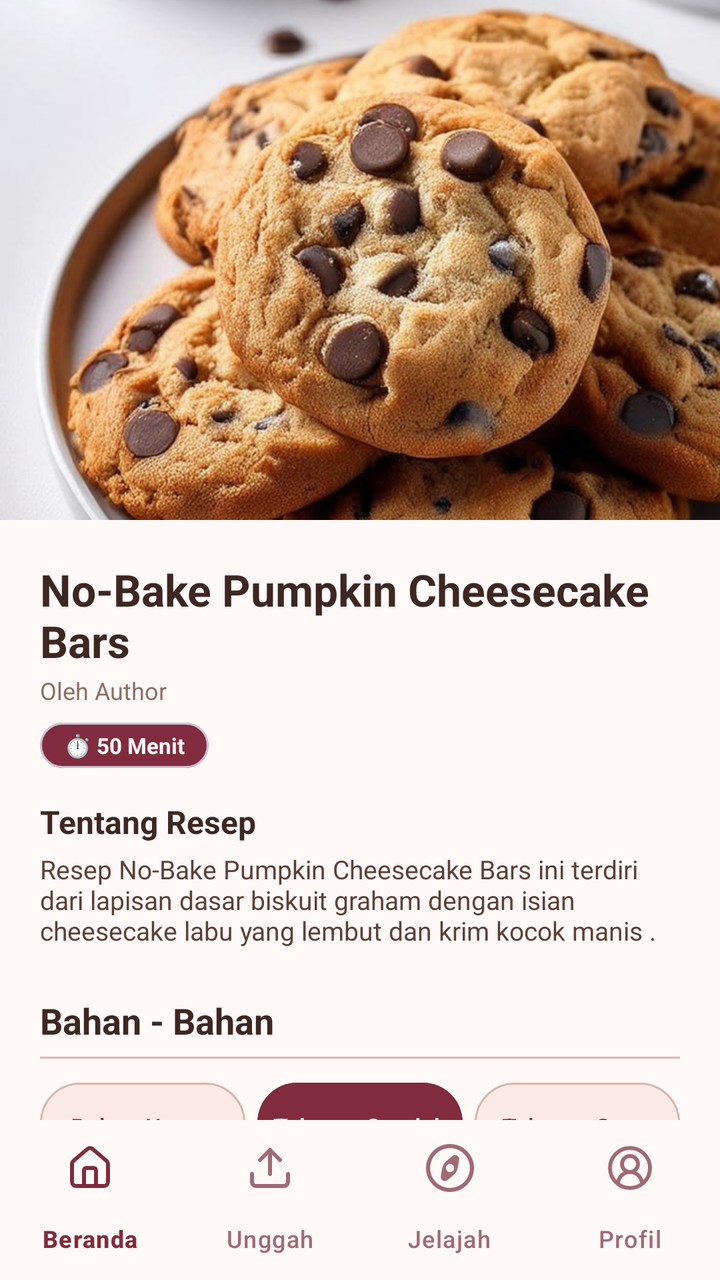
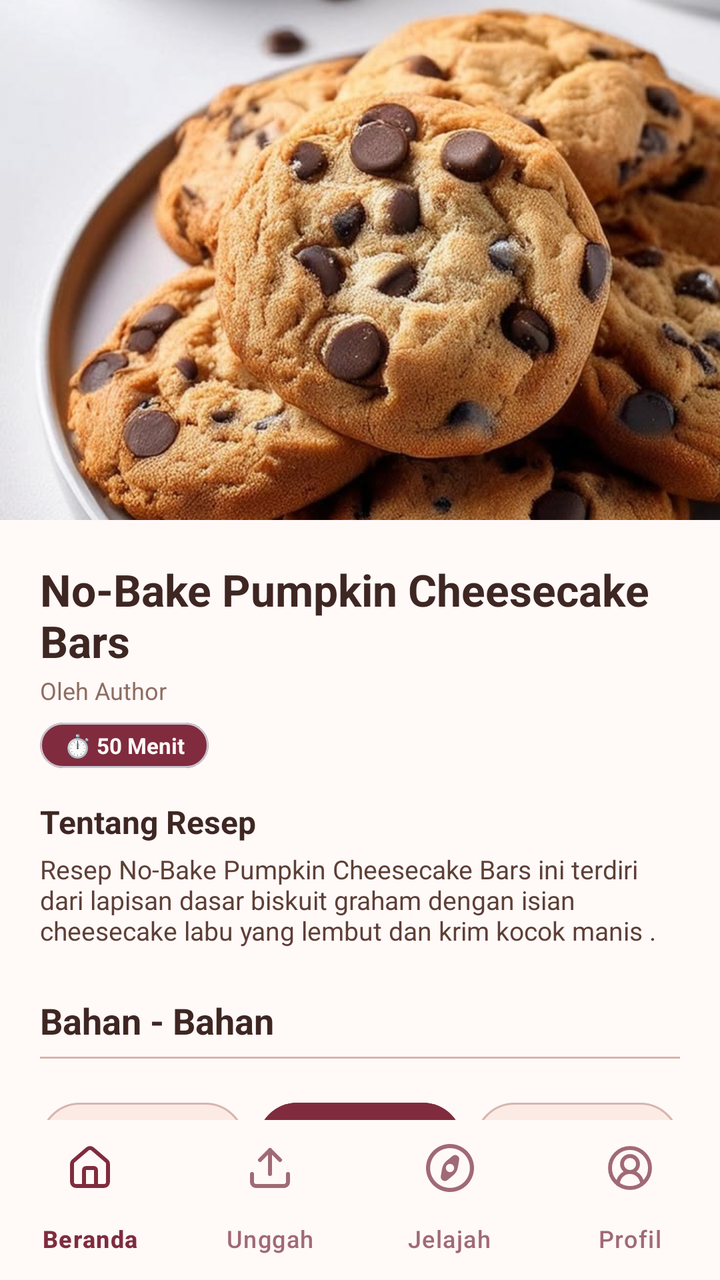

An Android layout rendered at two revisions. The XML below is the earlier revision; the diff shows what the commit changed to produce the second picture.
<!-- AndroidManifest.xml: application theme Theme.Bakerys -->
<!-- res/layout/activity_detail_resep.xml -->
<?xml version="1.0" encoding="utf-8"?>
<RelativeLayout
    xmlns:android="http://schemas.android.com/apk/res/android"
    xmlns:app="http://schemas.android.com/apk/res-auto"
    android:layout_width="match_parent"
    android:layout_height="match_parent"
    android:background="#FFF9F8">

    
    <androidx.core.widget.NestedScrollView
        android:layout_width="match_parent"
        android:layout_height="match_parent"
        android:layout_above="@id/bottom_nav_main"
        android:fillViewport="true">

        <LinearLayout
            android:layout_width="match_parent"
            android:layout_height="wrap_content"
            android:orientation="vertical">

            
            <ImageView
                android:id="@+id/ivDetailThumb"
                android:layout_width="match_parent"
                android:layout_height="260dp"
                android:scaleType="centerCrop"
                android:src="@drawable/cookies"
                android:contentDescription="Thumbnail Resep" />

            
            <LinearLayout
                android:layout_width="match_parent"
                android:layout_height="wrap_content"
                android:orientation="vertical"
                android:padding="20dp">

                <TextView
                    android:id="@+id/tvDetailTitle"
                    android:layout_width="match_parent"
                    android:layout_height="wrap_content"
                    android:text="No-Bake Pumpkin Cheesecake Bars"
                    android:textColor="#3E2723"
                    android:textSize="22sp"
                    android:textStyle="bold" />

                <TextView
                    android:id="@+id/tvAuthor"
                    android:layout_width="wrap_content"
                    android:layout_height="wrap_content"
                    android:layout_marginTop="2dp"
                    android:text="Oleh Author"
                    android:textColor="#8D6E63"
                    android:textSize="12sp" />

                <com.google.android.material.card.MaterialCardView
                    android:layout_width="wrap_content"
                    android:layout_height="wrap_content"
                    android:layout_marginTop="8dp"
                    app:cardBackgroundColor="#802C3E"
                    app:cardCornerRadius="12dp"
                    app:cardElevation="0dp">

                    <TextView
                        android:id="@+id/tvWaktuMemasak"
                        android:layout_width="wrap_content"
                        android:layout_height="wrap_content"
                        android:paddingHorizontal="12dp"
                        android:paddingVertical="4dp"
                        android:text="⏱️ 50 Menit"
                        android:textColor="#FFF9F8"
                        android:textSize="11sp"
                        android:textStyle="bold" />
                </com.google.android.material.card.MaterialCardView>

                <TextView
                    android:layout_width="wrap_content"
                    android:layout_height="wrap_content"
                    android:layout_marginTop="16dp"
                    android:text="Tentang Resep"
                    android:textColor="#3E2723"
                    android:textSize="16sp"
                    android:textStyle="bold" />

                <TextView
                    android:id="@+id/tvTentangResep"
                    android:layout_width="match_parent"
                    android:layout_height="wrap_content"
                    android:layout_marginTop="4dp"
                    android:text="Resep No-Bake Pumpkin Cheesecake Bars ini terdiri dari lapisan dasar biskuit graham dengan isian cheesecake labu yang lembut dan krim kocok manis ."
                    android:textColor="#5D4037"
                    android:textSize="13sp" />

                <TextView
                    android:layout_width="wrap_content"
                    android:layout_height="wrap_content"
                    android:layout_marginTop="24dp"
                    android:text="Bahan - Bahan"
                    android:textColor="#3E2723"
                    android:textSize="18sp"
                    android:textStyle="bold" />

                <View
                    android:layout_width="match_parent"
                    android:layout_height="1dp"
                    android:layout_marginTop="6dp"
                    android:layout_marginBottom="12dp"
                    android:background="#D7B5AE" />

                
                <LinearLayout
                    android:layout_width="match_parent"
                    android:layout_height="wrap_content"
                    android:orientation="horizontal"
                    android:layout_marginBottom="12dp">

                    <com.google.android.material.button.MaterialButton
                        android:id="@+id/btnTabBahanUtama"
                        android:layout_width="0dp"
                        android:layout_height="44dp"
                        android:layout_weight="1"
                        android:layout_marginEnd="4dp"
                        android:backgroundTint="#FCEBE5"
                        android:insetLeft="0dp"
                        android:insetRight="0dp"
                        android:insetTop="0dp"
                        android:insetBottom="0dp"
                        android:paddingHorizontal="2dp"
                        android:text="Bahan Utama"
                        android:textAllCaps="false"
                        android:textColor="#802C3E"
                        android:textSize="12sp"
                        app:cornerRadius="20dp"
                        app:strokeColor="#D7B5AE"
                        app:strokeWidth="1dp" />

                    <com.google.android.material.button.MaterialButton
                        android:id="@+id/btnTabTakaranSendok"
                        android:layout_width="0dp"
                        android:layout_height="44dp"
                        android:layout_weight="1"
                        android:layout_marginHorizontal="2dp"
                        android:backgroundTint="#802C3E"
                        android:insetLeft="0dp"
                        android:insetRight="0dp"
                        android:insetTop="0dp"
                        android:insetBottom="0dp"
                        android:paddingHorizontal="2dp"
                        android:text="Takaran Sendok"
                        android:textAllCaps="false"
                        android:textColor="#FFF9F8"
                        android:textSize="12sp"
                        app:cornerRadius="20dp" />

                    <com.google.android.material.button.MaterialButton
                        android:id="@+id/btnTabTakaranGram"
                        android:layout_width="0dp"
                        android:layout_height="44dp"
                        android:layout_weight="1"
                        android:layout_marginStart="4dp"
                        android:backgroundTint="#FCEBE5"
                        android:insetLeft="0dp"
                        android:insetRight="0dp"
                        android:insetTop="0dp"
                        android:insetBottom="0dp"
                        android:paddingHorizontal="2dp"
                        android:text="Takaran Gram"
                        android:textAllCaps="false"
                        android:textColor="#802C3E"
                        android:textSize="12sp"
                        app:cornerRadius="20dp"
                        app:strokeColor="#D7B5AE"
                        app:strokeWidth="1dp" />
                </LinearLayout>

                <com.google.android.material.card.MaterialCardView
                    android:layout_width="match_parent"
                    android:layout_height="wrap_content"
                    android:layout_marginBottom="16dp"
                    app:cardBackgroundColor="#FCEBE5"
                    app:cardCornerRadius="16dp"
                    app:cardElevation="0dp"
                    app:strokeColor="#D7B5AE"
                    app:strokeWidth="1dp">

                    <LinearLayout
                        android:layout_width="match_parent"
                        android:layout_height="wrap_content"
                        android:orientation="horizontal"
                        android:padding="16dp">

                        <TextView
                            android:id="@+id/tvBahanKiri"
                            android:layout_width="0dp"
                            android:layout_height="wrap_content"
                            android:layout_weight="1"
                            android:lineSpacingExtra="4dp"
                            android:text="• 1 1/4 cangkir remahan biskuit graham\n• 1/3 cangkir mentega cair\n• 2 sendok makan gula pasir\n• 1 kaleng (15 ons) labu\n• 1 kemasan (8 ons) keju krim\n• 1 sendok makan gula merah"
                            android:textColor="#3E2723"
                            android:textSize="12sp" />

                        <TextView
                            android:id="@+id/tvBahanKanan"
                            android:layout_width="0dp"
                            android:layout_height="wrap_content"
                            android:layout_weight="1"
                            android:layout_marginStart="8dp"
                            android:lineSpacingExtra="4dp"
                            android:text="• 2 sendok teh bumbu pai labu\n• 8 ons cokelat putih\n• 3/4 cangkir krim kental\n• 1/4 cangkir gula halus\n• 1/2 sendok teh ekstrak vanila"
                            android:textColor="#3E2723"
                            android:textSize="12sp" />

                    </LinearLayout>
                </com.google.android.material.card.MaterialCardView>

                <com.google.android.material.card.MaterialCardView
                    android:layout_width="wrap_content"
                    android:layout_height="wrap_content"
                    android:layout_marginBottom="8dp"
                    app:cardBackgroundColor="#802C3E"
                    app:cardCornerRadius="10dp"
                    app:cardElevation="0dp">

                    <TextView
                        android:layout_width="wrap_content"
                        android:layout_height="wrap_content"
                        android:paddingHorizontal="10dp"
                        android:paddingVertical="4dp"
                        android:text="Bahan Pengganti"
                        android:textColor="#FFF9F8"
                        android:textSize="10sp"
                        android:textStyle="bold" />
                </com.google.android.material.card.MaterialCardView>

                <com.google.android.material.card.MaterialCardView
                    android:layout_width="match_parent"
                    android:layout_height="wrap_content"
                    android:minHeight="80dp"
                    app:cardBackgroundColor="#FCEBE5"
                    app:cardCornerRadius="16dp"
                    app:cardElevation="0dp"
                    app:strokeColor="#D7B5AE"
                    app:strokeWidth="1dp">

                    <TextView
                        android:id="@+id/tvBahanPengganti"
                        android:layout_width="match_parent"
                        android:layout_height="wrap_content"
                        android:padding="12dp"
                        android:text="• Mentega cair dapat diganti dengan minyak kelapa cair."
                        android:textColor="#3E2723"
                        android:textSize="12sp" />
                </com.google.android.material.card.MaterialCardView>

            </LinearLayout>

            
            <LinearLayout
                android:layout_width="match_parent"
                android:layout_height="wrap_content"
                android:background="#802C3E"
                android:orientation="vertical"
                android:padding="20dp"
                android:paddingBottom="24dp">

                
                <LinearLayout
                    android:layout_width="match_parent"
                    android:layout_height="wrap_content"
                    android:gravity="center_vertical"
                    android:orientation="horizontal"
                    android:layout_marginBottom="16dp">

                    <TextView
                        android:id="@+id/tvTitleAlarm"
                        android:layout_width="0dp"
                        android:layout_height="wrap_content"
                        android:layout_weight="1"
                        android:text="Alarm Pemanggangan"
                        android:textColor="#FFF9F8"
                        android:textSize="18sp"
                        android:textStyle="bold" />

                    <ImageView
                        android:id="@+id/btnSetAlarm"
                        android:layout_width="28dp"
                        android:layout_height="28dp"
                        android:background="?attr/selectableItemBackgroundBorderless"
                        android:clickable="true"
                        android:focusable="true"
                        android:src="@drawable/baseline_timer_24"
                        app:tint="#FFF9F8"
                        android:contentDescription="Timer" />
                </LinearLayout>

                <LinearLayout
                    android:layout_width="match_parent"
                    android:layout_height="wrap_content"
                    android:gravity="center_vertical"
                    android:orientation="horizontal"
                    android:layout_marginBottom="12dp">
                    <TextView android:layout_width="28dp" android:layout_height="28dp" android:background="@drawable/bg_circle_peach" android:gravity="center" android:text="1" android:textColor="#802C3E" android:textStyle="bold" android:textSize="13sp" />
                    <TextView android:id="@+id/tvLangkah1" android:layout_width="0dp" android:layout_height="wrap_content" android:minHeight="45dp" android:layout_weight="1" android:layout_marginStart="12dp" android:background="@drawable/bg_ffd2be_input" android:padding="12dp" android:gravity="center_vertical" android:textColor="#3E2723" android:textSize="12sp" />
                </LinearLayout>

                <LinearLayout
                    android:layout_width="match_parent"
                    android:layout_height="wrap_content"
                    android:gravity="center_vertical"
                    android:orientation="horizontal"
                    android:layout_marginBottom="12dp">
                    <TextView android:layout_width="28dp" android:layout_height="28dp" android:background="@drawable/bg_circle_peach" android:gravity="center" android:text="2" android:textColor="#802C3E" android:textStyle="bold" android:textSize="13sp" />
                    <TextView android:id="@+id/tvLangkah2" android:layout_width="0dp" android:layout_height="wrap_content" android:minHeight="45dp" android:layout_weight="1" android:layout_marginStart="12dp" android:background="@drawable/bg_ffd2be_input" android:padding="12dp" android:gravity="center_vertical" android:textColor="#3E2723" android:textSize="12sp" />
                </LinearLayout>

                <LinearLayout
                    android:layout_width="match_parent"
                    android:layout_height="wrap_content"
                    android:gravity="center_vertical"
                    android:orientation="horizontal"
                    android:layout_marginBottom="12dp">
                    <TextView android:layout_width="28dp" android:layout_height="28dp" android:background="@drawable/bg_circle_peach" android:gravity="center" android:text="3" android:textColor="#802C3E" android:textStyle="bold" android:textSize="13sp" />
                    <TextView android:id="@+id/tvLangkah3" android:layout_width="0dp" android:layout_height="wrap_content" android:minHeight="45dp" android:layout_weight="1" android:layout_marginStart="12dp" android:background="@drawable/bg_ffd2be_input" android:padding="12dp" android:gravity="center_vertical" android:textColor="#3E2723" android:textSize="12sp" />
                </LinearLayout>

                <LinearLayout
                    android:layout_width="match_parent"
                    android:layout_height="wrap_content"
                    android:gravity="center_vertical"
                    android:orientation="horizontal"
                    android:layout_marginBottom="12dp">
                    <TextView android:layout_width="28dp" android:layout_height="28dp" android:background="@drawable/bg_circle_peach" android:gravity="center" android:text="4" android:textColor="#802C3E" android:textStyle="bold" android:textSize="13sp" />
                    <TextView android:id="@+id/tvLangkah4" android:layout_width="0dp" android:layout_height="wrap_content" android:minHeight="45dp" android:layout_weight="1" android:layout_marginStart="12dp" android:background="@drawable/bg_ffd2be_input" android:padding="12dp" android:gravity="center_vertical" android:textColor="#3E2723" android:textSize="12sp" />
                </LinearLayout>

                <LinearLayout
                    android:layout_width="match_parent"
                    android:layout_height="wrap_content"
                    android:gravity="center_vertical"
                    android:orientation="horizontal">
                    <TextView android:layout_width="28dp" android:layout_height="28dp" android:background="@drawable/bg_circle_peach" android:gravity="center" android:text="5" android:textColor="#802C3E" android:textStyle="bold" android:textSize="13sp" />
                    <TextView android:id="@+id/tvLangkah5" android:layout_width="0dp" android:layout_height="wrap_content" android:minHeight="45dp" android:layout_weight="1" android:layout_marginStart="12dp" android:background="@drawable/bg_ffd2be_input" android:padding="12dp" android:gravity="center_vertical" android:textColor="#3E2723" android:textSize="12sp" />
                </LinearLayout>

            </LinearLayout>

        </LinearLayout>
    </androidx.core.widget.NestedScrollView>

    
    <com.google.android.material.bottomnavigation.BottomNavigationView
        android:id="@+id/bottom_nav_main"
        android:layout_width="match_parent"
        android:layout_height="wrap_content"
        android:layout_alignParentBottom="true"
        android:background="#FFF9F8"
        app:itemIconTint="@color/selector_bottom_nav"
        app:itemTextColor="@color/selector_bottom_nav"
        app:itemActiveIndicatorStyle="@style/CustomActiveIndicator"
        app:menu="@menu/bottom_nav_menu"
        app:labelVisibilityMode="labeled" />

    
    <FrameLayout
        android:id="@+id/layoutCakeAnimationOverlay"
        android:layout_width="match_parent"
        android:layout_height="match_parent"
        android:background="#99000000"
        android:visibility="gone"
        android:clickable="true"
        android:focusable="true">

        <LinearLayout
            android:layout_width="wrap_content"
            android:layout_height="wrap_content"
            android:layout_gravity="center"
            android:gravity="center"
            android:orientation="vertical">

            
            <com.google.android.material.card.MaterialCardView
                android:id="@+id/cardSpinningCake"
                android:layout_width="230dp"
                android:layout_height="230dp"
                app:cardCornerRadius="115dp"
                app:cardElevation="16dp"
                app:strokeColor="#FFFFFF"
                app:strokeWidth="4dp">

                <ImageView
                    android:id="@+id/ivSpinningCake"
                    android:layout_width="match_parent"
                    android:layout_height="match_parent"
                    android:scaleType="centerCrop"
                    android:src="@drawable/dubai"
                    android:contentDescription="Gambar Kue Berputar" />
            </com.google.android.material.card.MaterialCardView>

            
            <TextView
                android:id="@+id/tvSpinningCakeText"
                android:layout_width="wrap_content"
                android:layout_height="wrap_content"
                android:layout_marginTop="18dp"
                android:background="@drawable/bg_circle_peach"
                android:backgroundTint="#802C3E"
                android:paddingHorizontal="20dp"
                android:paddingVertical="8dp"
                android:text="✨ Dubai Chewy Cookies ✨"
                android:textColor="#FFFFFF"
                android:textSize="14sp"
                android:textStyle="bold" />
        </LinearLayout>
    </FrameLayout>

</RelativeLayout>
<!-- resources referenced by this layout -->
<resources>
  <!-- drawable baseline_timer_24 (drawable) -->
  <vector xmlns:android="http://schemas.android.com/apk/res/android" android:height="24dp" android:tint="#000000" android:viewportHeight="24" android:viewportWidth="24" android:width="24dp">
        
      <path android:fillColor="@android:color/white" android:pathData="M9,1h6v2h-6z"/>
        
      <path android:fillColor="@android:color/white" android:pathData="M19.03,7.39l1.42,-1.42c-0.43,-0.51 -0.9,-0.99 -1.41,-1.41l-1.42,1.42C16.07,4.74 14.12,4 12,4c-4.97,0 -9,4.03 -9,9c0,4.97 4.02,9 9,9s9,-4.03 9,-9C21,10.88 20.26,8.93 19.03,7.39zM13,14h-2V8h2V14z"/>
      
  </vector>
  <!-- drawable bg_circle_peach (drawable) -->
  <?xml version="1.0" encoding="utf-8"?>
  <shape xmlns:android="http://schemas.android.com/apk/res/android"
      android:shape="oval">
      <solid android:color="#FCEBE5" />
  </shape>
  <!-- drawable bg_ffd2be_input (drawable) -->
  <?xml version="1.0" encoding="utf-8"?>
  <shape xmlns:android="http://schemas.android.com/apk/res/android"
      android:shape="rectangle">
      <solid android:color="#FFD2BE" />
      <corners android:radius="12dp" />
  </shape>
  <!-- drawable cookies: jpg bitmap (drawable, 154408 bytes) -->
  <!-- drawable dubai: png bitmap (drawable, 163767 bytes) -->
  <style name="CustomActiveIndicator" parent="Widget.Material3.BottomNavigationView.ActiveIndicator">
          
          <item name="android:color">#F3C3CA</item>
          
          <item name="shapeAppearanceOverlay">@style/ShapeAppearance.Material3.Corner.Full</item>
      </style>
  <style name="Theme.Bakerys" parent="Base.Theme.Bakerys" />
  <style name="Base.Theme.Bakerys" parent="Theme.Material3.DayNight.NoActionBar">
          
          
  
          
          <item name="android:statusBarColor">@android:color/transparent</item>
          <item name="android:navigationBarColor">@android:color/transparent</item>
          <item name="android:windowLightStatusBar">true</item>
      </style>
</resources>

<!-- the commit's change to res/layout/activity_detail_resep.xml (unified diff, before → after) -->
@@ -32,6 +32,8 @@
                 android:layout_width="match_parent"
                 android:layout_height="wrap_content"
                 android:orientation="vertical"
+                android:clipChildren="false"
+                android:clipToPadding="false"
                 android:padding="20dp">
 
                 <TextView
@@ -111,6 +113,10 @@
                     android:layout_width="match_parent"
                     android:layout_height="wrap_content"
                     android:orientation="horizontal"
+                    android:clipChildren="false"
+                    android:clipToPadding="false"
+                    android:paddingTop="10dp"
+                    android:paddingBottom="4dp"
                     android:layout_marginBottom="12dp">
 
                     <com.google.android.material.button.MaterialButton
